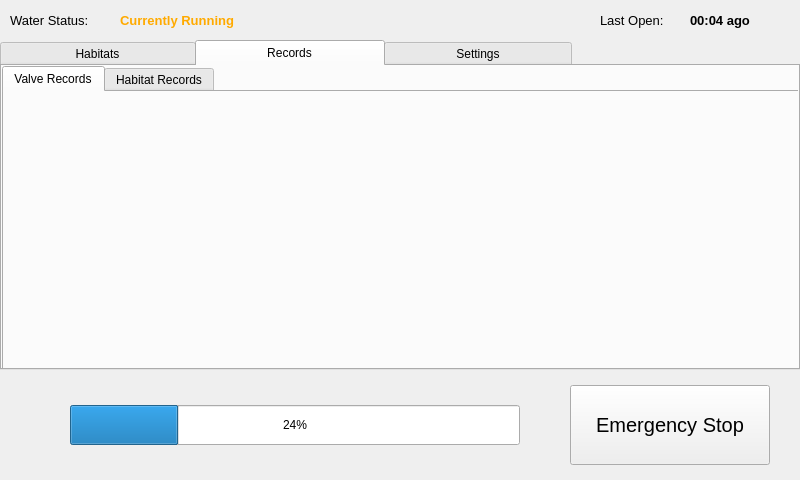
jdutro86/Reptile-Misters, file newUI.ui: the form before one commit.
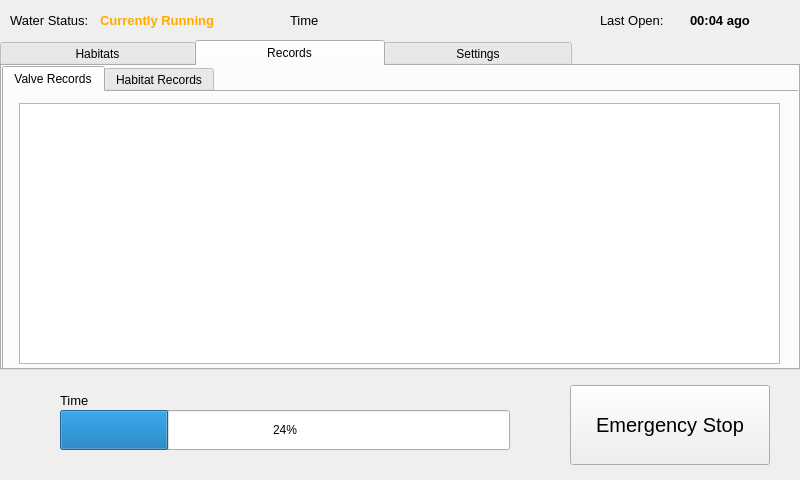
The form after the commit. The open tabs and pages were chosen to show the change.

Commit message: partially integrated newUI

What changed in the file:
```diff
--- a/newUI.ui
+++ b/newUI.ui
@@ -121,6 +121,16 @@
        <attribute name="title">
         <string>Valve Records</string>
        </attribute>
+       <widget class="QTableView" name="valveRecordTable">
+        <property name="geometry">
+         <rect>
+          <x>15</x>
+          <y>11</y>
+          <width>761</width>
+          <height>261</height>
+         </rect>
+        </property>
+       </widget>
       </widget>
       <widget class="QWidget" name="HabitatRecordsTab">
        <attribute name="title">
@@ -272,8 +282,8 @@
    <widget class="QProgressBar" name="progressBar">
     <property name="geometry">
      <rect>
-      <x>70</x>
-      <y>405</y>
+      <x>60</x>
+      <y>410</y>
       <width>450</width>
       <height>40</height>
      </rect>
@@ -333,7 +343,7 @@
    <widget class="QLabel" name="WaterStatus">
     <property name="geometry">
      <rect>
-      <x>120</x>
+      <x>100</x>
       <y>10</y>
       <width>161</width>
       <height>21</height>
@@ -805,6 +815,46 @@
      <string>00:04 ago</string>
     </property>
    </widget>
+   <widget class="QLabel" name="clockLabel">
+    <property name="geometry">
+     <rect>
+      <x>290</x>
+      <y>10</y>
+      <width>211</width>
+      <height>21</height>
+     </rect>
+    </property>
+    <property name="font">
+     <font>
+      <pointsize>10</pointsize>
+      <weight>50</weight>
+      <bold>false</bold>
+     </font>
+    </property>
+    <property name="text">
+     <string>Time</string>
+    </property>
+   </widget>
+   <widget class="QLabel" name="notificationLabel">
+    <property name="geometry">
+     <rect>
+      <x>60</x>
+      <y>390</y>
+      <width>111</width>
+      <height>21</height>
+     </rect>
+    </property>
+    <property name="font">
+     <font>
+      <pointsize>10</pointsize>
+      <weight>50</weight>
+      <bold>false</bold>
+     </font>
+    </property>
+    <property name="text">
+     <string>Time</string>
+    </property>
+   </widget>
   </widget>
  </widget>
  <resources/>
```
Left out of the diff: 38 changed lines with no effect on the pictures. The commit also changes 2 other files.
